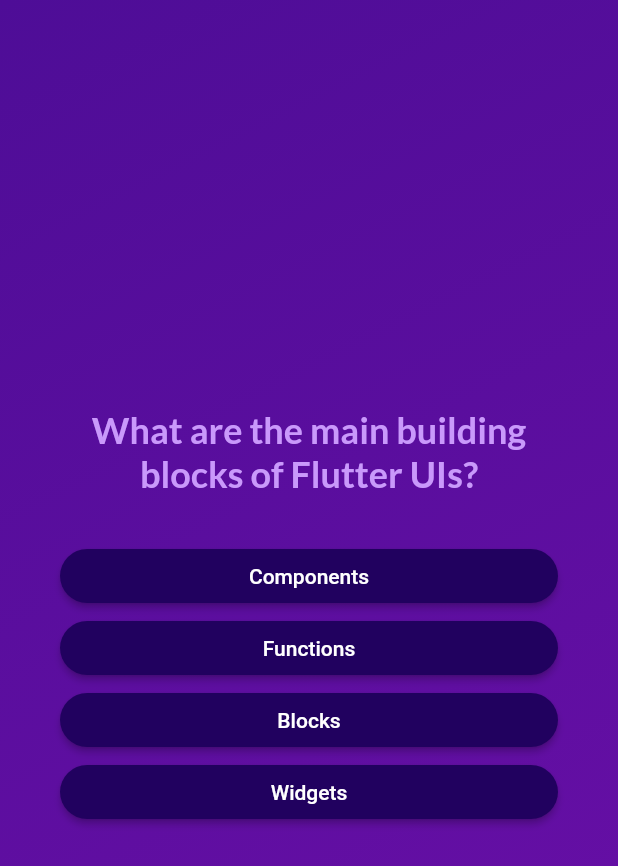
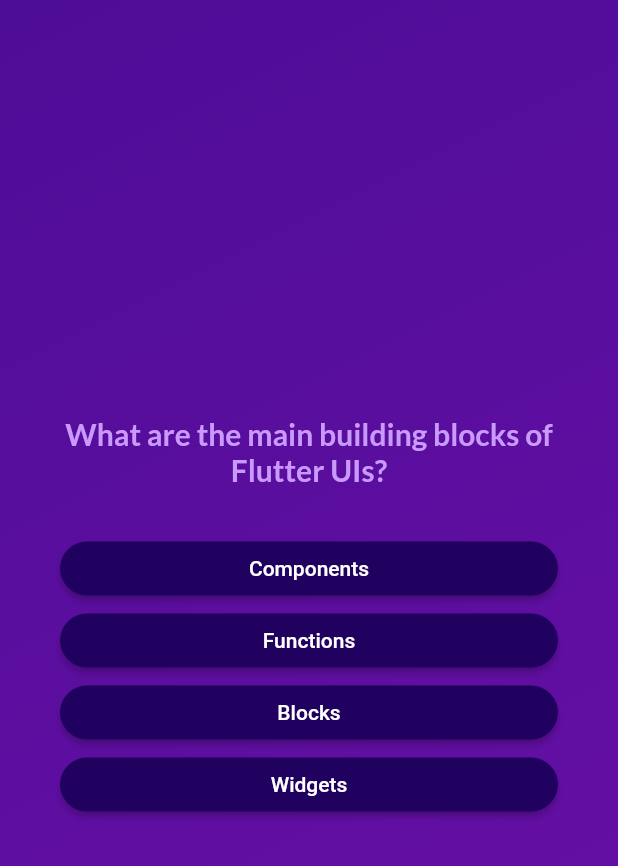
Before and after one commit to Rabeea-Safadi/flutter-quiz-app, a Flutter app: the screen it shows after launch, after a tap on "Start Learning", on a phone screen of 412 x 824 dp. Shown: the top 866 px of the screen. Run offline on Flutter 3.47's test engine with Material 2 defaults, Android fonts, the phone set to English and light mode, and no system bars; our stand-ins replace google_fonts.

Commit message:
minor style modifications

```diff
--- a/lib/questions_screen.dart
+++ b/lib/questions_screen.dart
@@ -41,7 +41,7 @@ class _QuestionsScreenState extends State<QuestionsScreen> {
               textAlign: TextAlign.center,
               style: GoogleFonts.lato(
                 color: const Color.fromARGB(255, 201, 153, 251),
-                fontSize: 24,
+                fontSize: 20,
                 fontWeight: FontWeight.bold,
               ),
             ),
--- a/lib/results_screen.dart
+++ b/lib/results_screen.dart
@@ -59,7 +59,7 @@ class ResultsScreen extends StatelessWidget {
                 onPressed: restartQuiz,
                 child: TextButton.icon(
                   label: const Text('Restart Quiz!'),
-                  icon: const Icon(Icons.restart_alt),
+                  icon: const Icon(Icons.refresh),
                   onPressed: restartQuiz,
                   style: const ButtonStyle(
                     foregroundColor: MaterialStatePropertyAll(Colors.white),
```
